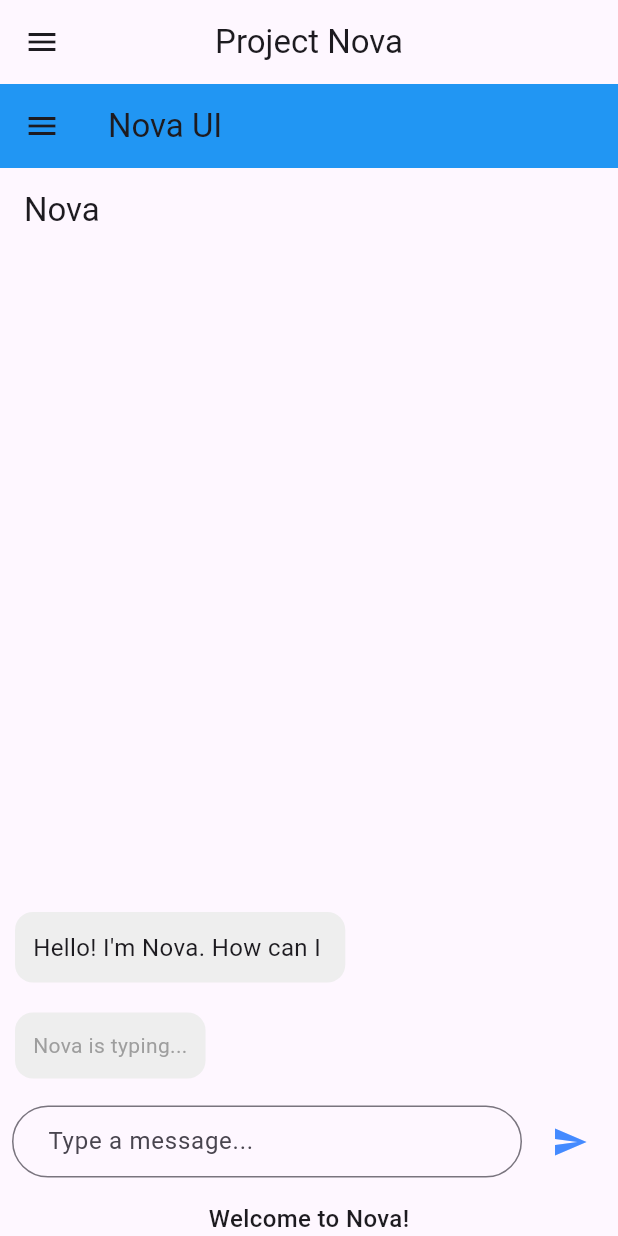
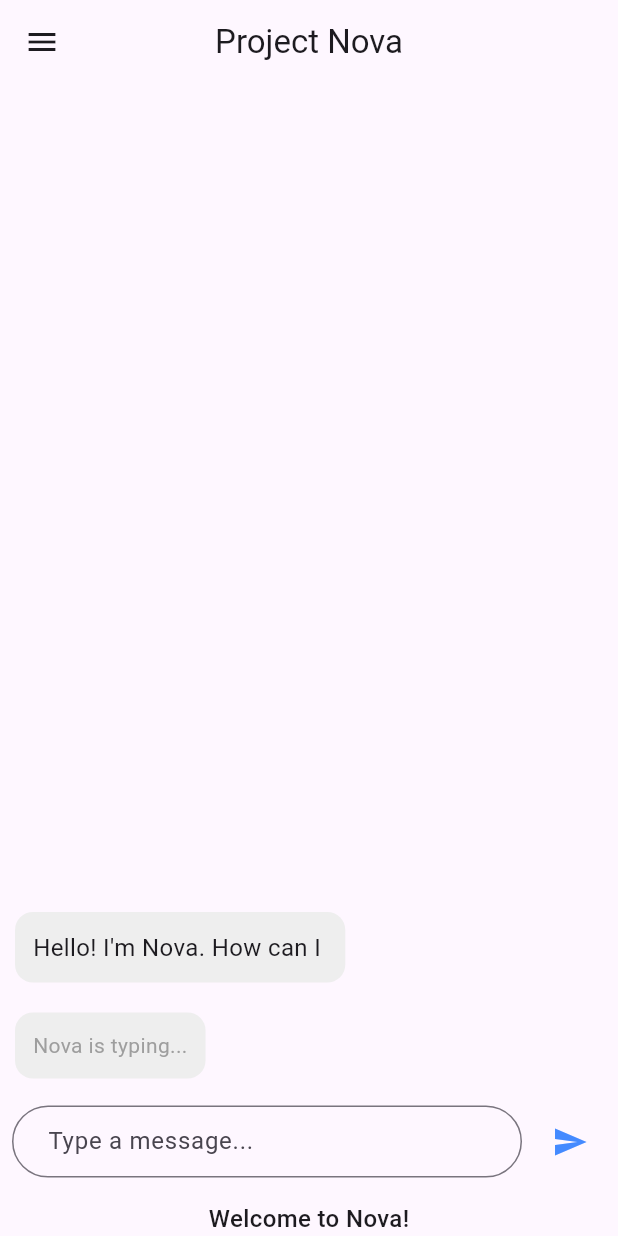
Before and after one commit to ChaotixG/Nova_desktop, a Flutter app: the screen it shows after launch, after a tap on "What can I do for you?", on a phone screen of 412 x 824 dp. Run offline on Flutter 3.47's test engine with Material 3 defaults, Android fonts, the phone set to English and light mode, and no system bars; our stand-ins replace table_calendar.

Commit message:
added color reference update 0.0.03

```diff
--- a/lib/states/home_screen_state.dart
+++ b/lib/states/home_screen_state.dart
@@ -12,14 +12,14 @@ class HomeScreenState extends AppState {
   Widget build(BuildContext context) {
     return Scaffold(
       appBar: AppBar(
-        title: const Text('Nova Assistant'),
+        title: const Text('Assistant'),
       ),
       body: Center(
         child: Column(
           mainAxisAlignment: MainAxisAlignment.center,
           children: <Widget>[
             const Text(
-              'Hello, I\'m Nova.',
+              'Hello',
               style: TextStyle(fontSize: 24, fontWeight: FontWeight.bold),
             ),
             const SizedBox(height: 20),
--- a/lib/states/nova_state.dart
+++ b/lib/states/nova_state.dart
@@ -11,10 +11,6 @@ class NovaUIState extends AppState {
   @override
   Widget build(BuildContext context) {
     return Scaffold(
-      appBar: AppBar(
-        title: const Text('Nova UI'),
-        backgroundColor: Colors.blue,
-      ),
       drawer: AppDrawer(onStateChange: onStateChange),
       body: Column(
         children: [
--- a/lib/widgets/chat_widget.dart
+++ b/lib/widgets/chat_widget.dart
@@ -39,7 +39,7 @@ class ChatWidgetState extends State<ChatWidget> {
   }
 
   void _sendMessage() {
-    final text = _controller.text;
+    final text = _controller.text.trim();
     if (text.isNotEmpty) {
       setState(() {
         messages.add(Message(text: text, isSender: true));
@@ -55,19 +55,19 @@ class ChatWidgetState extends State<ChatWidget> {
       builder: (_) => Wrap(
         children: [
           ListTile(
-            leading: Icon(Icons.copy),
-            title: Text("Copy"),
+            leading: const Icon(Icons.copy),
+            title: const Text("Copy"),
             onTap: () {
               Navigator.pop(context);
               Clipboard.setData(ClipboardData(text: message.text));
               ScaffoldMessenger.of(context).showSnackBar(
-                SnackBar(content: Text("Message copied to clipboard.")),
+                const SnackBar(content: Text("Message copied to clipboard.")),
               );
             },
           ),
           ListTile(
-            leading: Icon(Icons.delete),
-            title: Text("Delete"),
+            leading: const Icon(Icons.delete),
+            title: const Text("Delete"),
             onTap: () {
               setState(() => messages.remove(message));
               Navigator.pop(context);
@@ -81,7 +81,6 @@ class ChatWidgetState extends State<ChatWidget> {
   @override
   Widget build(BuildContext context) {
     return Scaffold(
-      appBar: AppBar(title: Text("Nova"), automaticallyImplyLeading: false),
       body: Column(
         children: [
           Expanded(
@@ -93,13 +92,13 @@ class ChatWidgetState extends State<ChatWidget> {
                   return Align(
                     alignment: Alignment.centerLeft,
                     child: Container(
-                      margin: EdgeInsets.all(10),
-                      padding: EdgeInsets.all(12),
+                      margin: const EdgeInsets.all(10),
+                      padding: const EdgeInsets.all(12),
                       decoration: BoxDecoration(
                         color: Colors.grey.shade200,
                         borderRadius: BorderRadius.circular(12),
                       ),
-                      child: Text("Nova is typing...", style: TextStyle(color: Colors.grey)),
+                      child: const Text("Nova is typing...", style: TextStyle(color: Colors.grey)),
                     ),
                   );
                 }
@@ -111,17 +110,17 @@ class ChatWidgetState extends State<ChatWidget> {
                   child: Align(
                     alignment: message.isSender ? Alignment.centerRight : Alignment.centerLeft,
                     child: Container(
-                      margin: EdgeInsets.all(10),
-                      padding: EdgeInsets.all(12),
+                      margin: const EdgeInsets.all(10),
+                      padding: const EdgeInsets.all(12),
                       decoration: BoxDecoration(
                         color: message.isSender
-                            ? Colors.blueAccent.withAlpha(51) // 20% opacity
+                            ? Colors.blueAccent.withAlpha(51)
                             : Colors.grey.shade200,
                         borderRadius: BorderRadius.circular(12),
                       ),
                       child: Text(
                         message.text,
-                        style: TextStyle(fontSize: 16),
+                        style: const TextStyle(fontSize: 16),
                       ),
                     ),
                   ),
@@ -143,16 +142,19 @@ class ChatWidgetState extends State<ChatWidget> {
           Expanded(
             child: TextField(
               controller: _controller,
+              onSubmitted: (_) => _sendMessage(), // Sends message on Enter key press
               decoration: InputDecoration(
                 hintText: "Type a message...",
                 border: OutlineInputBorder(borderRadius: BorderRadius.circular(30)),
-                contentPadding: EdgeInsets.symmetric(horizontal: 20),
+                contentPadding: const EdgeInsets.symmetric(horizontal: 20),
               ),
+              minLines: 1, // Starts with one row
+              maxLines: 4, // Expands up to four rows for long messages
             ),
           ),
-          SizedBox(width: 8),
+          const SizedBox(width: 8),
           IconButton(
-            icon: Icon(Icons.send, color: Colors.blueAccent),
+            icon: const Icon(Icons.send, color: Colors.blueAccent),
             onPressed: _sendMessage,
           ),
         ],
```
Also changed, not shown: lib/colors_reference.dart (added, +56 -0 lines).
